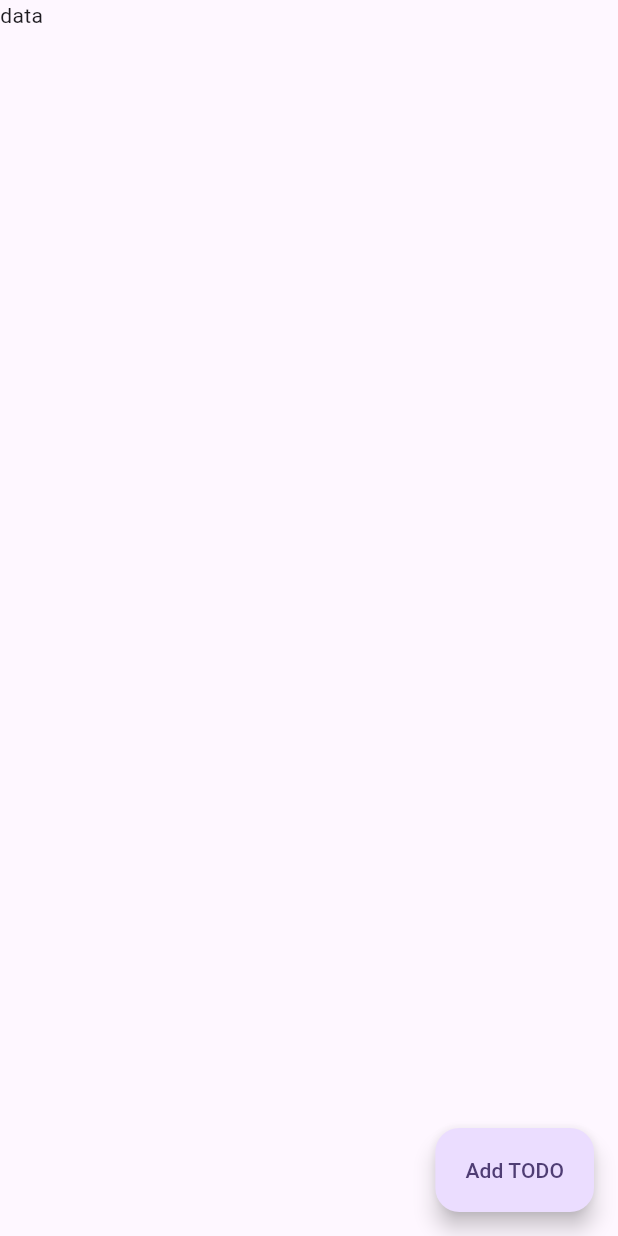
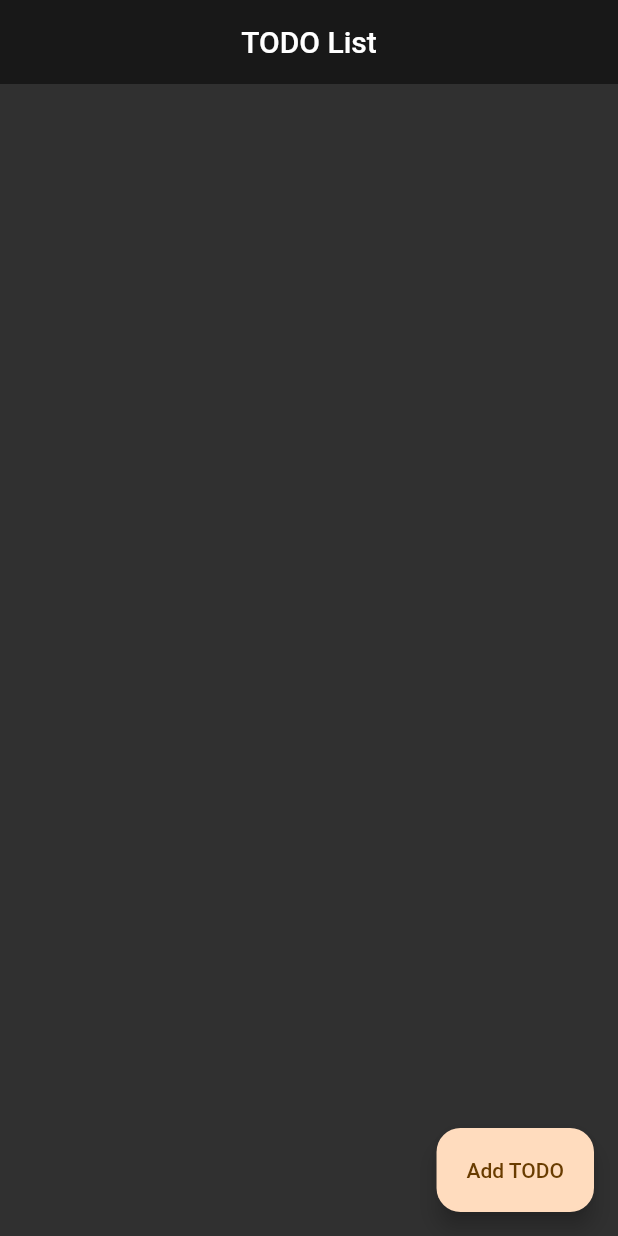
Before and after one commit to MurtazaFlutter/To-Do-using-Rest-APIs, a Flutter app: the screen it shows after launch, on a phone screen of 412 x 824 dp. Run offline on Flutter 3.47's test engine with Material 2 defaults, Android fonts, the phone set to English and light mode, and no system bars; our stand-ins replace gap.

Commit message:
done with UI

```diff
--- a/lib/main.dart
+++ b/lib/main.dart
@@ -1,8 +1,12 @@
 import 'package:flutter/material.dart';
+import 'package:provider/provider.dart';
+import 'controllers/add_to_do_controller.dart';
 import 'screens/to_do_list_items_screen.dart';
 
 void main() {
-  runApp(const MyApp());
+  runApp(MultiProvider(providers: [
+    ChangeNotifierProvider(create: ((context) => AddToDoController()))
+  ], child: const MyApp()));
 }
 
 class MyApp extends StatelessWidget {
@@ -11,9 +15,17 @@ class MyApp extends StatelessWidget {
   @override
   Widget build(BuildContext context) {
     return MaterialApp(
-      title: 'Flutter Demo',
-      theme: ThemeData(
-        colorScheme: ColorScheme.fromSeed(seedColor: Colors.deepPurple),
+      debugShowCheckedModeBanner: false,
+      title: 'To Do App',
+      theme: ThemeData.dark().copyWith(
+        appBarTheme: AppBarTheme(
+            backgroundColor: Colors.black.withOpacity(0.5),
+            centerTitle: true,
+            titleTextStyle: const TextStyle(
+                color: Colors.white,
+                fontSize: 20,
+                fontWeight: FontWeight.w500)),
+        colorScheme: ColorScheme.fromSeed(seedColor: Colors.orange),
         useMaterial3: true,
       ),
       home: const ToDoListItemsScreen(),
--- a/lib/screens/to_do_list_items_screen.dart
+++ b/lib/screens/to_do_list_items_screen.dart
@@ -1,4 +1,5 @@
 import 'package:flutter/material.dart';
+import 'package:todo_rest_apis/screens/add_to_do_screen.dart';
 
 class ToDoListItemsScreen extends StatelessWidget {
   const ToDoListItemsScreen({super.key});
@@ -6,11 +7,20 @@ class ToDoListItemsScreen extends StatelessWidget {
   @override
   Widget build(BuildContext context) {
     return Scaffold(
-      floatingActionButton: FloatingActionButton.extended(
-        onPressed: () {},
-        label: const Text("Add TODO"),
-      ),
-      body: const Text("data"),
-    );
+        appBar: AppBar(
+          title: const Text('TODO List'),
+        ),
+        floatingActionButton: FloatingActionButton.extended(
+          onPressed: () {
+            Navigator.push(
+                context,
+                MaterialPageRoute(
+                    builder: ((context) => const AddTODOScreen())));
+          },
+          label: const Text("Add TODO"),
+        ),
+        body: ListView(
+          children: const [],
+        ));
   }
 }
--- /dev/null
+++ b/lib/utils.dart/strings.dart
@@ -0,0 +1 @@
+String baseUrl = 'http://api.nstack.in/v1/';
--- a/pubspec.yaml
+++ b/pubspec.yaml
@@ -37,6 +37,8 @@ dependencies:
   cupertino_icons: ^1.0.2
   http: ^1.1.0
   provider: ^6.0.5
+  gal: ^1.6.2
+  gap: ^3.0.1
 
 dev_dependencies:
   flutter_test:
```
Also changed, not shown: lib/controllers/add_to_do_controller.dart (added, +24 -0 lines), lib/model/add_todo_model.dart (added, +46 -0 lines), lib/screens/add_to_do_screen.dart (+42 -1 lines), lib/widgets/custom_text_field.dart (added, +36 -0 lines), pubspec.lock, 1 other file.
